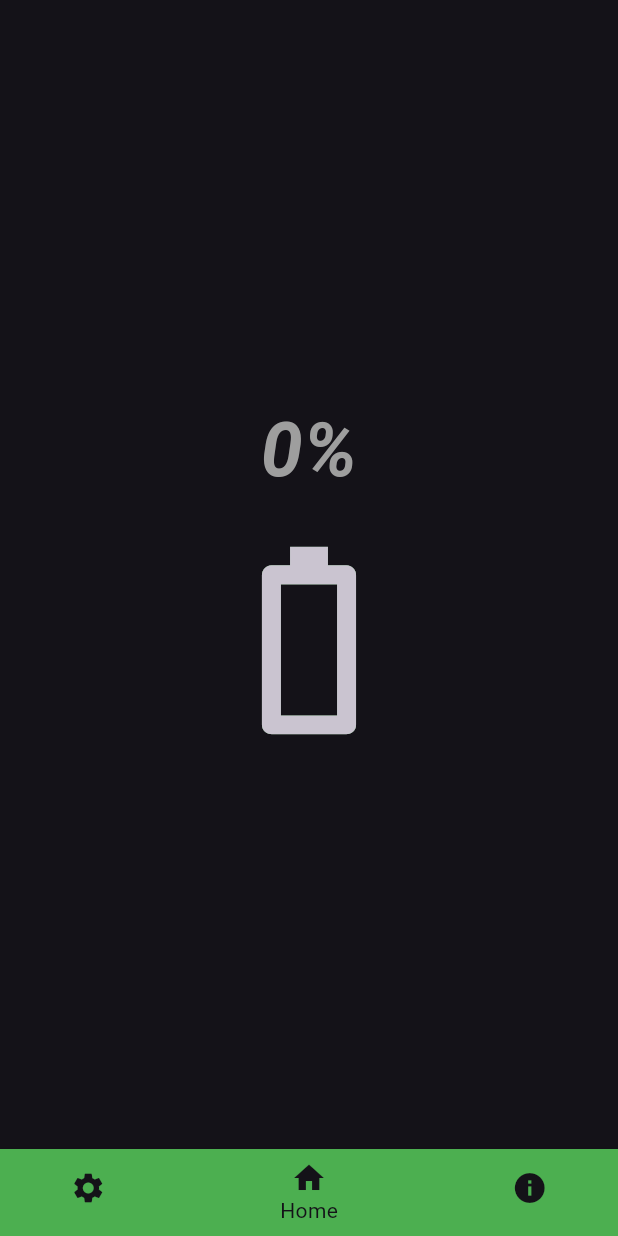
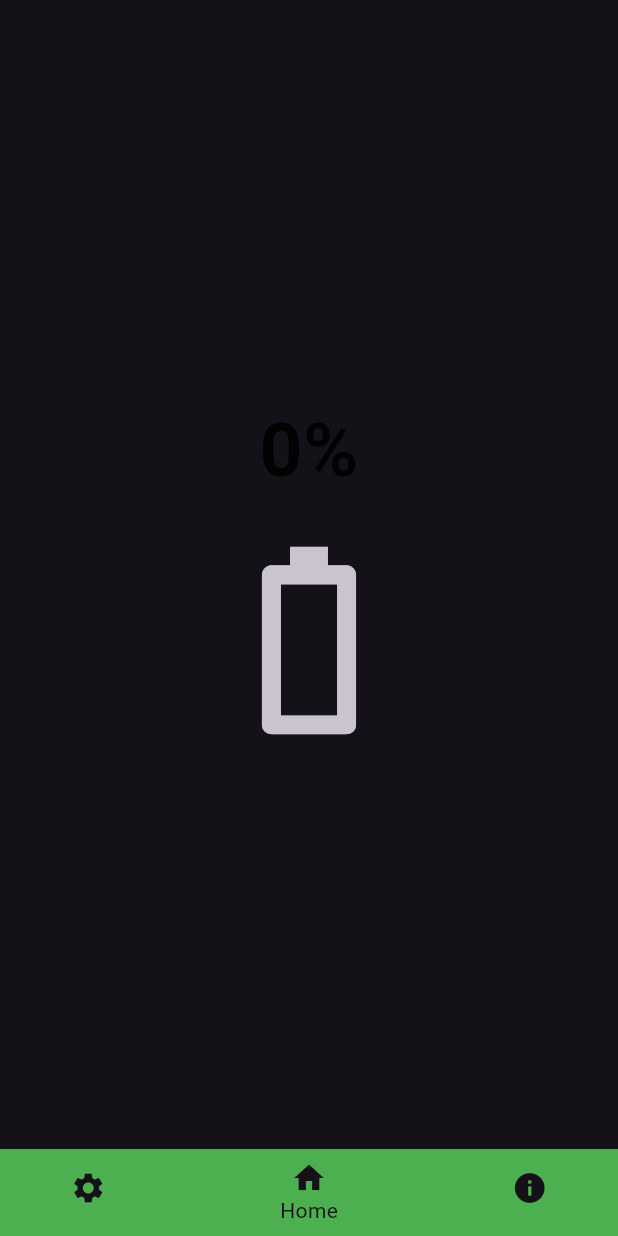
Before and after one commit to sssLXYsss/Simple-Counter-App, a Flutter app: the screen it shows after launch, on a phone screen of 412 x 824 dp. Run offline on Flutter 3.47's test engine with Material 3 defaults, Android fonts, the phone set to English and light mode, and no system bars.

Commit message:
Basic theme changes

```diff
--- a/lib/widgets/my_progress_indicator.dart
+++ b/lib/widgets/my_progress_indicator.dart
@@ -13,7 +13,7 @@ class MyProgressIndicator extends StatelessWidget {
       child: Stack(
         alignment: Alignment.center,
         children: [
-          MyText(txt: '${progress.toString()}%', setSize: 50),
+          MyText(txt: '${progress.toString()}%', size: 50, whatsFontWeight: FontWeight.bold,),
           SizedBox(
             width: 170,
             height: 70,
--- a/lib/widgets/my_text.dart
+++ b/lib/widgets/my_text.dart
@@ -1,26 +1,22 @@
 import 'package:flutter/material.dart';
 
 class MyText extends StatelessWidget {
-  const MyText({this.setSize = 18, required this.txt, super.key});
+  const MyText({
+    required this.txt,
+    this.size = 18,
+    this.whatsFontWeight = FontWeight.normal,
+    super.key,
+  });
 
+  final double size;
   final String txt;
-  final int setSize;
+  final FontWeight whatsFontWeight;
 
   @override
   Widget build(BuildContext context) {
-    return Stack(
-      children: [
-        Text(
-          txt,
-          softWrap: true,
-          style: TextStyle(
-            color: Colors.grey,
-            fontSize: setSize.toDouble(),
-            fontWeight: FontWeight.bold,
-            fontStyle: FontStyle.italic,
-          ),
-        ),
-      ],
+    return Text(
+      txt,
+      style: TextStyle(color: Colors.black87, fontWeight: whatsFontWeight, fontSize: size),
     );
   }
 }
--- a/pubspec.yaml
+++ b/pubspec.yaml
@@ -59,8 +59,8 @@ flutter:
   uses-material-design: true
 
   # To add assets to your application, add an assets section, like this:
-  assets:
-    - lib/assets/images/mouse.png
+  #assets:
+    #- lib/assets/images/mouse.png
 
   # An image asset can refer to one or more resolution-specific "variants", see
   # https://flutter.dev/to/resolution-aware-images
```
Also changed, not shown: lib/screens/about.dart (+102 -1 lines).
